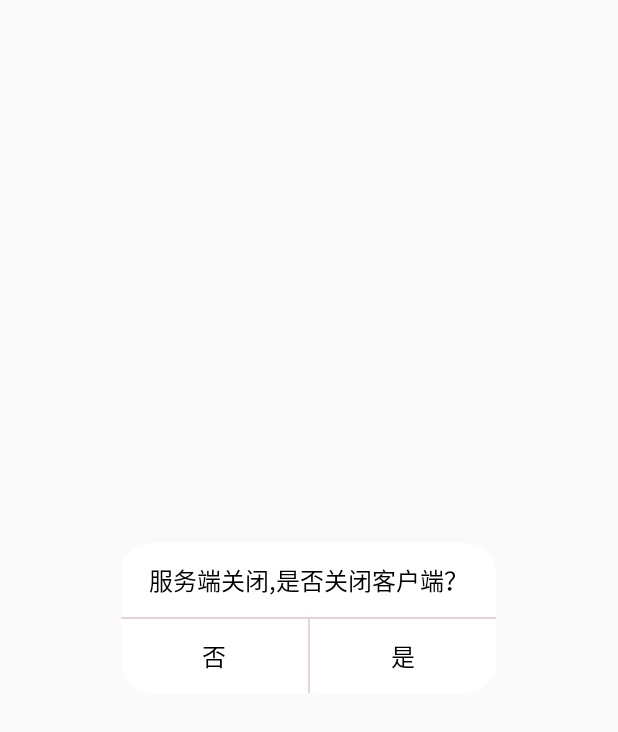
After one commit to hc1993-github/Palette, an Android app: the layout dialog_confirm.xml on its own in the app's theme, with its tools: preview values and no code run, on a phone screen of 412 x 824 dp. The commit adds this screen. Shown: the top 732 px of the screen. Run offline under Robolectric (Android 15) with nearby library versions, the phone set to English and light mode, and no system bars.

Commit message:
添加弹框

```diff
--- /dev/null
+++ b/app/src/main/res/drawable/shape4.xml
@@ -0,0 +1,5 @@
+<?xml version="1.0" encoding="utf-8"?>
+<shape xmlns:android="http://schemas.android.com/apk/res/android">
+    <solid android:color="#ffffff"/>
+    <corners android:radius="20dp"/>
+</shape>
--- /dev/null
+++ b/app/src/main/res/layout/dialog_confirm.xml
@@ -0,0 +1,66 @@
+<?xml version="1.0" encoding="utf-8"?>
+<androidx.constraintlayout.widget.ConstraintLayout xmlns:android="http://schemas.android.com/apk/res/android"
+    android:layout_width="250dp"
+    android:layout_height="100dp"
+    android:layout_gravity="center"
+    android:background="@drawable/shape4"
+    xmlns:app="http://schemas.android.com/apk/res-auto">
+    <TextView
+        android:id="@+id/tv"
+        android:layout_width="0dp"
+        android:layout_height="wrap_content"
+        android:textColor="@color/black"
+        android:textSize="16sp"
+        android:text="服务端关闭,是否关闭客户端？"
+        android:gravity="center"
+        app:layout_constraintTop_toTopOf="parent"
+        app:layout_constraintBottom_toTopOf="@id/view1"
+        app:layout_constraintLeft_toLeftOf="parent"
+        app:layout_constraintRight_toRightOf="parent"/>
+    <View
+        android:id="@+id/view1"
+        android:layout_width="0dp"
+        android:layout_height="1dp"
+        android:background="#E8D2D2"
+        app:layout_constraintTop_toTopOf="parent"
+        app:layout_constraintBottom_toBottomOf="parent"
+        app:layout_constraintLeft_toLeftOf="parent"
+        app:layout_constraintRight_toRightOf="parent"/>
+    <TextView
+        android:id="@+id/negative"
+        android:layout_width="0dp"
+        android:layout_height="0dp"
+        android:textColor="@color/black"
+        android:textSize="16sp"
+        android:text="否"
+        android:padding="10dp"
+        android:gravity="center"
+        app:layout_constraintTop_toBottomOf="@id/view1"
+        app:layout_constraintBottom_toBottomOf="parent"
+        app:layout_constraintLeft_toLeftOf="parent"
+        app:layout_constraintRight_toLeftOf="@id/view2"
+        app:layout_constraintHorizontal_bias="1"/>
+    <View
+        android:id="@+id/view2"
+        android:layout_width="1dp"
+        android:layout_height="0dp"
+        android:background="#E8D2D2"
+        app:layout_constraintTop_toTopOf="@id/negative"
+        app:layout_constraintBottom_toBottomOf="@id/negative"
+        app:layout_constraintLeft_toLeftOf="parent"
+        app:layout_constraintRight_toRightOf="parent"/>
+    <TextView
+        android:id="@+id/positive"
+        android:layout_width="0dp"
+        android:layout_height="0dp"
+        android:textColor="@color/black"
+        android:textSize="16sp"
+        android:text="是"
+        android:padding="10dp"
+        android:gravity="center"
+        app:layout_constraintTop_toBottomOf="@id/view1"
+        app:layout_constraintBottom_toBottomOf="parent"
+        app:layout_constraintLeft_toRightOf="@id/view2"
+        app:layout_constraintRight_toRightOf="parent"
+        app:layout_constraintHorizontal_bias="0"/>
+</androidx.constraintlayout.widget.ConstraintLayout>
```
Also changed, not shown: app/src/main/java/com/example/palette/activity/SixActivity.java (+25 -0 lines), app/src/main/java/com/example/palette/socket/MouseClient.java (+8 -0 lines), app/src/main/java/com/example/palette/view/CommonDialog.java (added, +91 -0 lines), app/src/main/res/values/themes.xml (+8 -0 lines).
